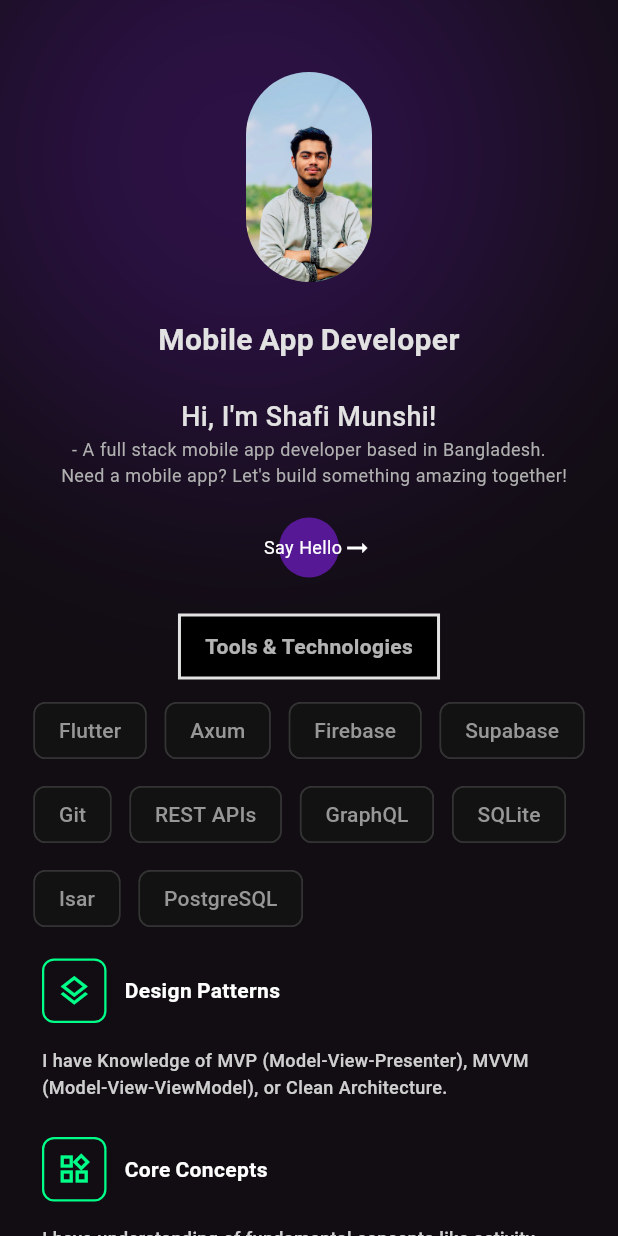
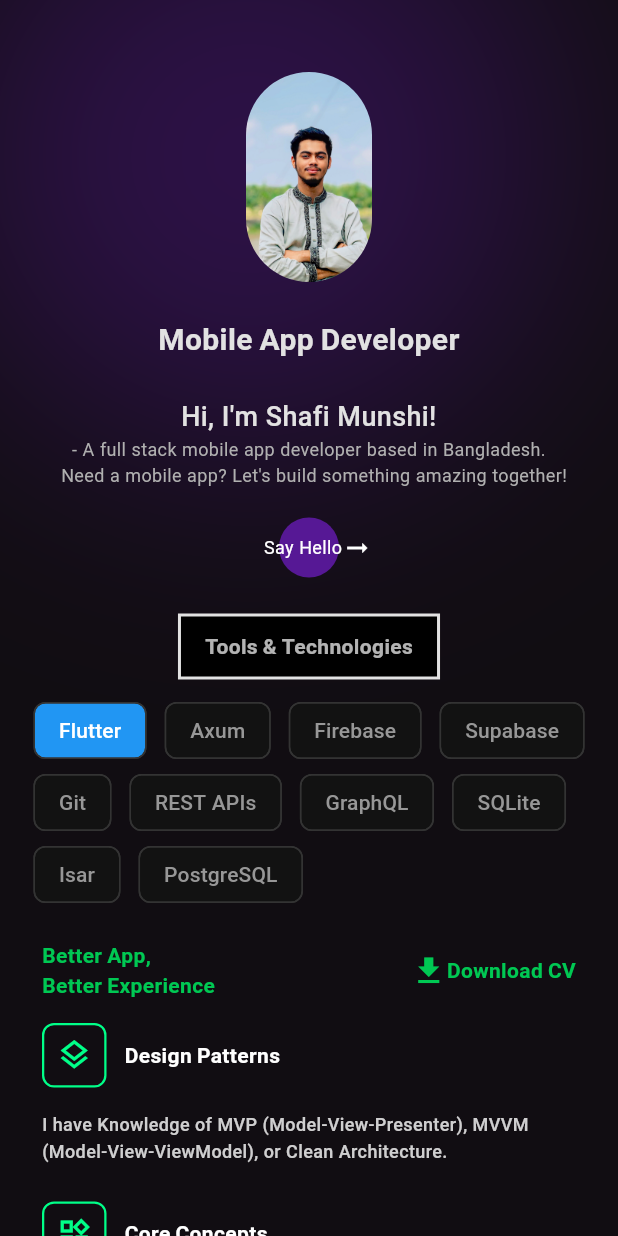
Before and after one commit to MosharopHossain/MosharopHossain.github.io, a Flutter app: the screen it shows after launch, on a phone screen of 412 x 824 dp. Run offline on Flutter 3.47's test engine with Material 3 defaults, Android fonts, the light colour scheme and no system bars; our stand-ins replace flutter_riverpod, flutter_svg, gap, google_fonts, riverpod_annotation, shared_preferences; missing offline and left inert: seo_renderer; generated files the repository leaves out were written again; Roboto replaces fonts that are missing (Merienda).

Commit message:
added more description section

```diff
--- a/lib/features/home/presentation/home_description.dart
+++ b/lib/features/home/presentation/home_description.dart
@@ -1,6 +1,7 @@
 import 'package:flutter/material.dart';
 import 'package:gap/gap.dart';
 import 'package:my_portfolio/extension.dart';
+import 'package:my_portfolio/style/app_colors.dart';
 import 'package:my_portfolio/widgets/seo_texts.dart';
 import 'package:seo_renderer/renderers/text_renderer/text_renderer_style.dart';
 
@@ -55,14 +56,46 @@ class HomeDescription extends StatelessWidget {
   @override
   Widget build(BuildContext context) {
     return Container(
-      padding: EdgeInsets.all(context.insets.padding),
+      padding: EdgeInsets.symmetric(
+          horizontal: context.insets.padding, vertical: 20),
       decoration: BoxDecoration(
         color: Colors.transparent,
         borderRadius: BorderRadius.circular(12),
       ),
-      child: context.isDesktopOrTablet
-          ? _buildDesktopLayout(context)
-          : _buildMobileLayout(context),
+      child: Column(
+        mainAxisSize: MainAxisSize.min,
+        children: [
+          Padding(
+            padding: const EdgeInsets.symmetric(horizontal: 12),
+            child: Row(
+              mainAxisAlignment: MainAxisAlignment.spaceBetween,
+              children: [
+                Text("Better App,\nBetter Experience",
+                    textAlign: TextAlign.left,
+                    style: context.textStyles.titleSmBold
+                        .copyWith(color: AppColors.green)),
+                GestureDetector(
+                    onTap: () {},
+                    child: Row(
+                      children: [
+                        Icon(Icons.download, color: AppColors.green),
+                        Text(
+                          'Download CV',
+                          style: context.textStyles.titleSmBold.copyWith(
+                            color: AppColors.green,
+                          ),
+                        ),
+                      ],
+                    ))
+              ],
+            ),
+          ),
+          Gap(15),
+          context.isDesktopOrTablet
+              ? _buildDesktopLayout(context)
+              : _buildMobileLayout(context),
+        ],
+      ),
     );
   }
 
--- a/lib/features/home/presentation/home_tool_list.dart
+++ b/lib/features/home/presentation/home_tool_list.dart
@@ -2,6 +2,7 @@ import 'package:flutter/material.dart';
 import 'package:gap/gap.dart';
 import 'package:my_portfolio/extension.dart';
 import 'package:my_portfolio/features/home/presentation/home_description.dart';
+import 'package:my_portfolio/style/app_colors.dart';
 import 'package:my_portfolio/widgets/seo_texts.dart';
 import 'package:seo_renderer/renderers/text_renderer/text_renderer_style.dart';
 
@@ -35,10 +36,16 @@ class HomeToolList extends StatelessWidget {
         ),
         const Gap(10),
         Wrap(
+          runAlignment: WrapAlignment.spaceEvenly,
           spacing: 12,
-          runSpacing: 8,
+          // runSpacing: 8,
           children: const [
-            Chip(label: Text('Flutter')),
+            Chip(
+                label: Text(
+                  'Flutter',
+                  style: TextStyle(color: Colors.white),
+                ),
+                color: WidgetStatePropertyAll(Colors.blue)),
             Chip(label: Text('Axum')),
             Chip(label: Text('Firebase')),
             Chip(label: Text('Supabase')),
--- a/lib/style/app_colors.dart
+++ b/lib/style/app_colors.dart
@@ -5,6 +5,9 @@ class AppColors {
 
   static const primaryColor = Color(0xff561895);
   static const darkBackgroundColor = Color(0xff110D12);
+  static const green = Color(0xff00C853);
+  static const black = Color(0xff000000);
+  static const blue = Color(0xff2962FF);
   static const white = Color(0xffffffff);
   static const grey = MaterialColor(100, {
     50: Color(0xffFBFBFB),
```
Also changed, not shown: lib/features/work/presentation/work_item.dart (line endings or trailing spaces), lib/widgets/home_title_subtitle.dart (line endings or trailing spaces).
